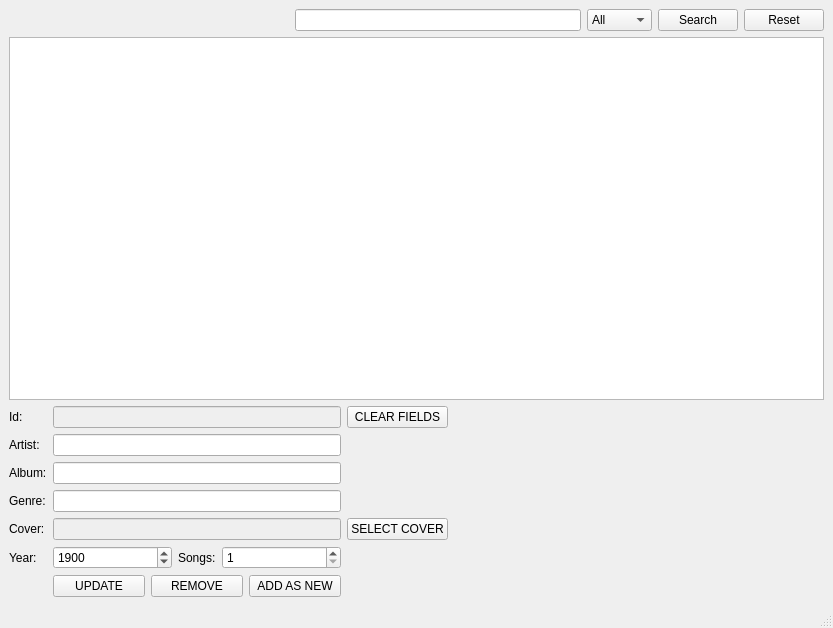
First picture: the form in mainwindow.ui, repository vashaty/VinylDB, before the edit.
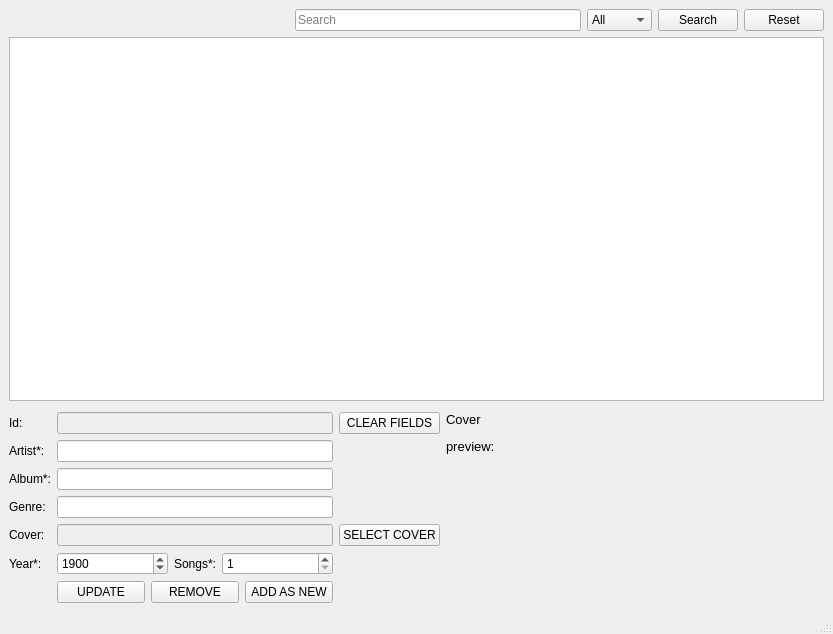
Second picture: the form after the edit.

Patch:
```diff
--- a/mainwindow.ui
+++ b/mainwindow.ui
@@ -7,14 +7,14 @@
     <x>0</x>
     <y>0</y>
     <width>833</width>
-    <height>628</height>
+    <height>634</height>
    </rect>
   </property>
   <property name="windowTitle">
    <string>MainWindow</string>
   </property>
   <widget class="QWidget" name="centralwidget">
-   <layout class="QVBoxLayout" name="verticalLayout">
+   <layout class="QVBoxLayout" name="verticalLayout" stretch="0,4,0,2">
     <item>
      <layout class="QHBoxLayout" name="horizontalLayout_3">
       <item>
@@ -31,7 +31,11 @@
        </spacer>
       </item>
       <item>
-       <widget class="QLineEdit" name="lineEditSearch"/>
+       <widget class="QLineEdit" name="lineEditSearch">
+        <property name="placeholderText">
+         <string>Search</string>
+        </property>
+       </widget>
       </item>
       <item>
        <widget class="QComboBox" name="comboBoxSearch">
@@ -105,6 +109,22 @@
       </attribute>
      </widget>
     </item>
+    <item>
+     <spacer name="verticalSpacer">
+      <property name="orientation">
+       <enum>Qt::Vertical</enum>
+      </property>
+      <property name="sizeType">
+       <enum>QSizePolicy::Minimum</enum>
+      </property>
+      <property name="sizeHint" stdset="0">
+       <size>
+        <width>20</width>
+        <height>5</height>
+       </size>
+      </property>
+     </spacer>
+    </item>
     <item>
      <layout class="QHBoxLayout" name="horizontalLayout_4" stretch="4,0,3">
       <item>
@@ -130,7 +150,7 @@
           <item>
            <widget class="QLabel" name="labelYear_2">
             <property name="text">
-             <string>Songs:</string>
+             <string>Songs*:</string>
             </property>
            </widget>
           </item>
@@ -166,7 +186,7 @@
         <item row="1" column="0">
          <widget class="QLabel" name="labelArtist">
           <property name="text">
-           <string>Artist:</string>
+           <string>Artist*:</string>
           </property>
          </widget>
         </item>
@@ -200,7 +220,7 @@
         <item row="2" column="0">
          <widget class="QLabel" name="labelAlbum">
           <property name="text">
-           <string>Album:</string>
+           <string>Album*:</string>
           </property>
          </widget>
         </item>
@@ -214,7 +234,7 @@
         <item row="5" column="0">
          <widget class="QLabel" name="labelYear">
           <property name="text">
-           <string>Year:</string>
+           <string>Year*:</string>
           </property>
          </widget>
         </item>
@@ -253,17 +273,26 @@
        </layout>
       </item>
       <item>
-       <spacer name="horizontalSpacer_2">
-        <property name="orientation">
-         <enum>Qt::Horizontal</enum>
+       <widget class="QLabel" name="label">
+        <property name="sizePolicy">
+         <sizepolicy hsizetype="Preferred" vsizetype="Preferred">
+          <horstretch>0</horstretch>
+          <verstretch>0</verstretch>
+         </sizepolicy>
         </property>
-        <property name="sizeHint" stdset="0">
-         <size>
-          <width>40</width>
-          <height>20</height>
-         </size>
+        <property name="text">
+         <string>&lt;html&gt;&lt;head/&gt;&lt;body&gt;&lt;p&gt;&lt;span style=&quot; font-size:10pt;&quot;&gt;Cover&lt;/span&gt;&lt;/p&gt;&lt;p&gt;&lt;span style=&quot; font-size:10pt;&quot;&gt;preview:&lt;/span&gt;&lt;/p&gt;&lt;/body&gt;&lt;/html&gt;</string>
         </property>
-       </spacer>
+        <property name="textFormat">
+         <enum>Qt::RichText</enum>
+        </property>
+        <property name="alignment">
+         <set>Qt::AlignLeading|Qt::AlignLeft|Qt::AlignTop</set>
+        </property>
+        <property name="wordWrap">
+         <bool>true</bool>
+        </property>
+       </widget>
       </item>
       <item>
        <widget class="QLabel" name="labelShowImage">
```
Left out of the diff: 21 changed lines with no effect on the pictures.
